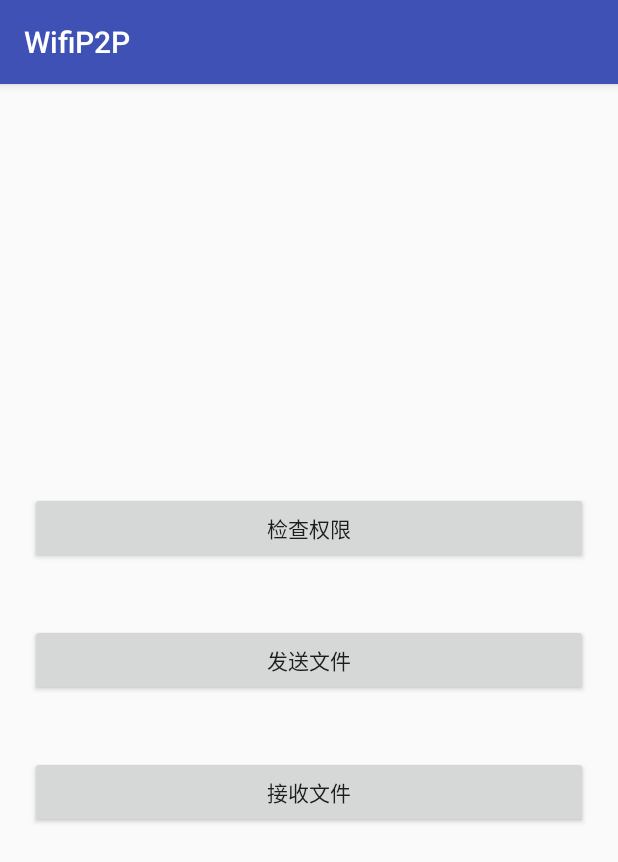
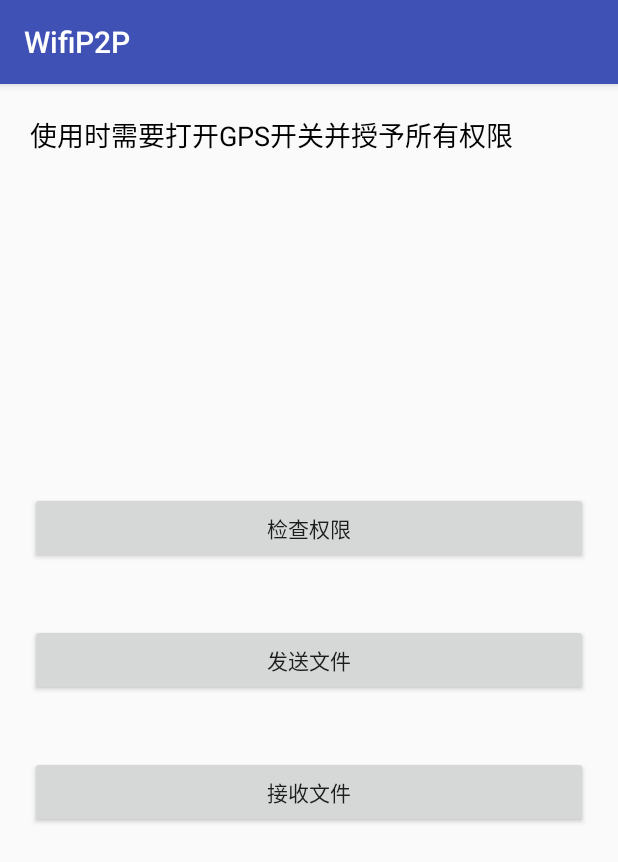
Before and after one commit to leavesCZY/WifiP2P, an Android app: the screen it shows after launch (MainActivity), on a phone screen of 412 x 824 dp. Shown: the top 862 px of the screen. Run offline under Robolectric (Android 15) with nearby library versions, the phone set to English and light mode, and no system bars.

Commit message:
update readme.md

```diff
--- a/app/src/main/java/leavesc/hello/filetransfer/MainActivity.java
+++ b/app/src/main/java/leavesc/hello/filetransfer/MainActivity.java
@@ -40,14 +40,13 @@ public class MainActivity extends BaseActivity {
         super.onRequestPermissionsResult(requestCode, permissions, grantResults);
         if (requestCode == CODE_REQ_PERMISSIONS) {
             for (int i = 0; i < grantResults.length; i++) {
-                if (grantResults[0] != PackageManager.PERMISSION_GRANTED) {
+                if (grantResults[i] != PackageManager.PERMISSION_GRANTED) {
                     showToast("缺少权限，请先授予权限");
                     showToast(permissions[i]);
                     return;
-                } else {
-                    showToast("已获得权限");
                 }
             }
+            showToast("已获得权限");
         }
     }
 
--- a/app/src/main/res/layout/activity_main.xml
+++ b/app/src/main/res/layout/activity_main.xml
@@ -5,6 +5,17 @@
     android:layout_width="match_parent"
     android:layout_height="match_parent"
     tools:context=".MainActivity">
+
+    <TextView
+        android:layout_width="0dp"
+        android:layout_height="wrap_content"
+        android:layout_margin="20dp"
+        android:text="使用时需要打开GPS开关并授予所有权限"
+        android:textColor="@android:color/black"
+        android:textSize="18sp"
+        app:layout_constraintEnd_toEndOf="parent"
+        app:layout_constraintStart_toStartOf="parent"
+        app:layout_constraintTop_toTopOf="parent" />
 
     <Button
         android:id="@+id/btn_checkPermission"
```
Also changed, not shown: 1 other file.
